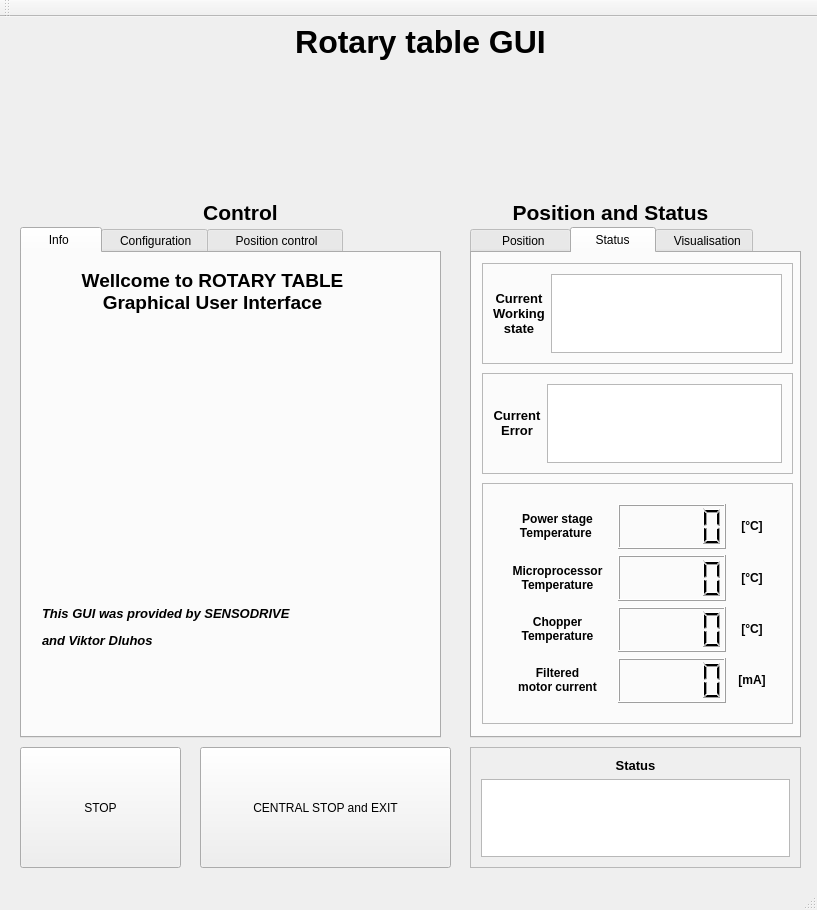
Before: the Qt Designer form rotary_table_gui/user_interface/mainwindow.ui in dluhosko/ROS_src, drawn with Qt 5.
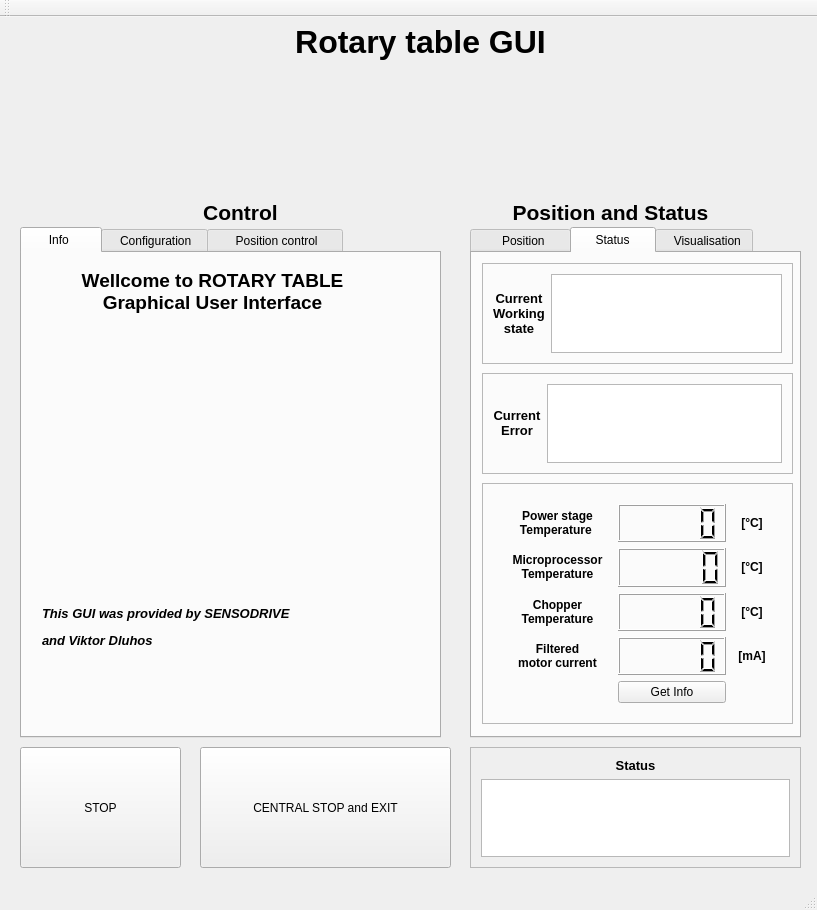
After: the same form once the commit is applied. The open tabs and pages were chosen to show the change. Icons and pictures are not drawn.

What changed in the file:
```diff
--- a/rotary_table_gui/user_interface/mainwindow.ui
+++ b/rotary_table_gui/user_interface/mainwindow.ui
@@ -982,6 +982,13 @@
           </property>
          </widget>
         </item>
+        <item row="4" column="1">
+         <widget class="QPushButton" name="pushButton">
+          <property name="text">
+           <string>Get Info</string>
+          </property>
+         </widget>
+        </item>
        </layout>
       </widget>
      </widget>
```
Left out of the diff: 10 changed lines with no effect on the pictures.
